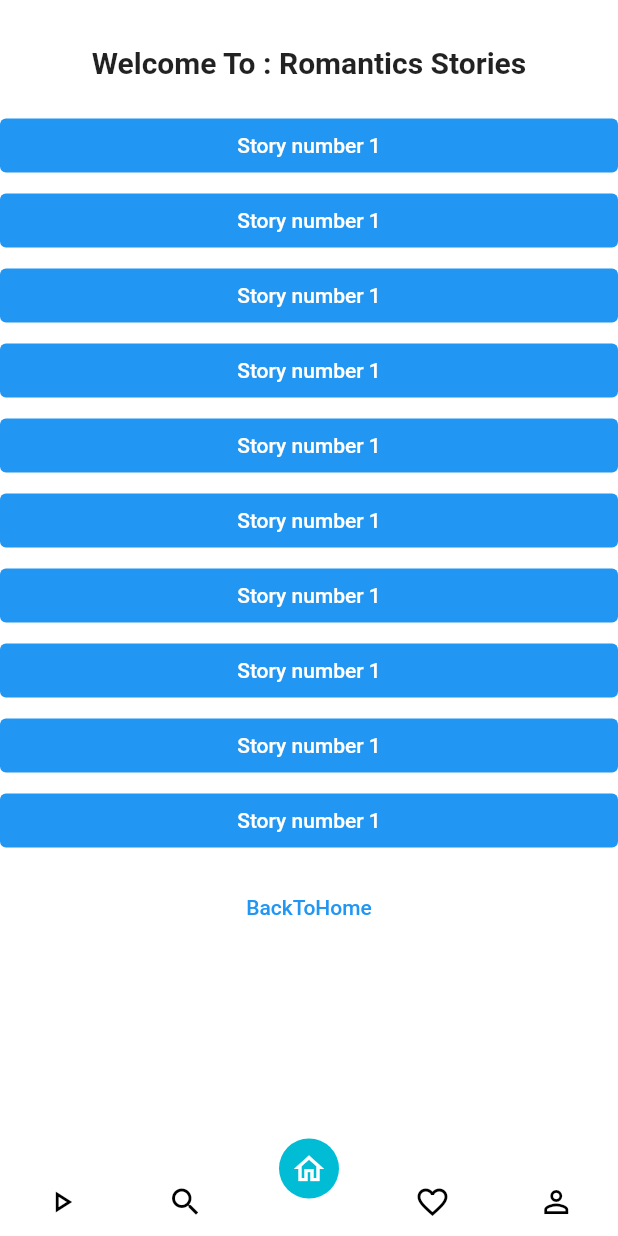
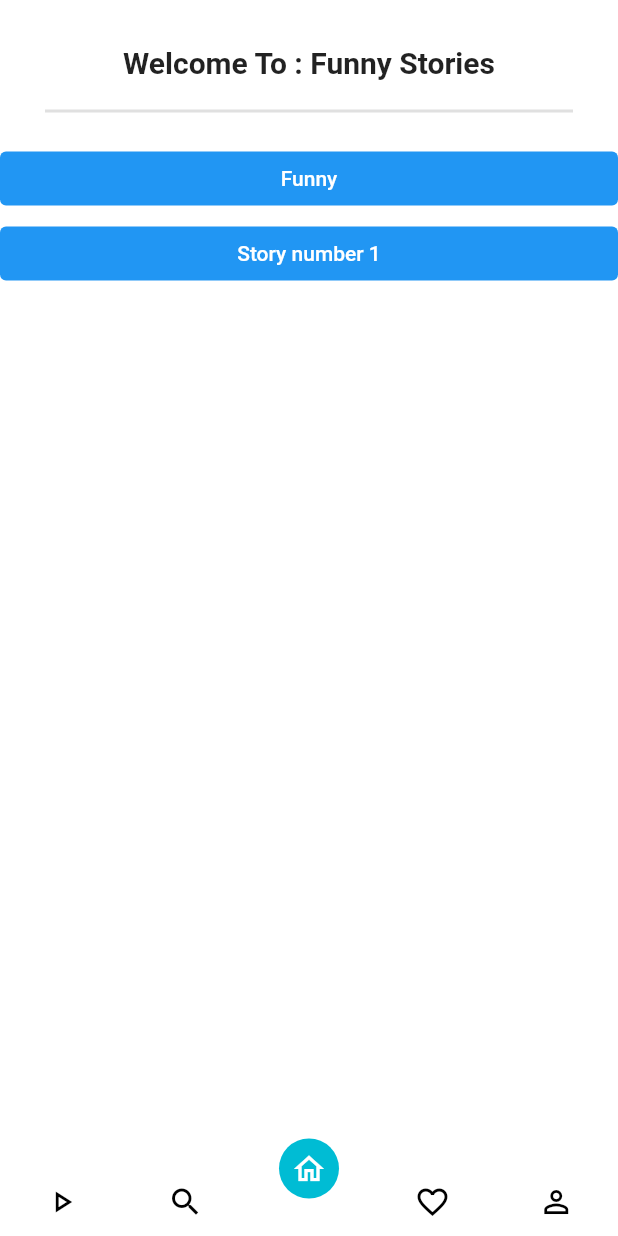
Before and after one commit to noorahmadazimi/StoryAppProjectSem8, a Flutter app: the screen it shows after launch, on a phone screen of 412 x 824 dp. Run offline on Flutter 3.47's test engine with Material 2 defaults, Android fonts, the phone set to English and light mode, and no system bars; drawn by our look-alikes of curved_navigation_bar.

Commit message:
step 13 working on Story page

```diff
--- a/lib/HomePageNavbar.dart
+++ b/lib/HomePageNavbar.dart
@@ -1,5 +1,7 @@
 import 'package:flutter/material.dart';
 import 'dart:math' as math;
+
+import 'aboutPage.dart';
 
 
 
@@ -39,7 +41,9 @@ class HomePageNavbar extends StatelessWidget {
               SizedBox(
                 width: size.width*0.01,
               ),
-              Text('NoorAhmad Azimi',style: TextStyle(fontWeight: FontWeight.w600, fontSize: 18),),
+              TextButton(onPressed: (){
+                Navigator.push(context, MaterialPageRoute(builder: (context)=>AboutPage()));
+              }, child: Text('NoorAhmad Azimi',style: TextStyle(fontWeight: FontWeight.w600, fontSize: 18),),)
 
             ],
           ),
--- a/lib/main.dart
+++ b/lib/main.dart
@@ -5,6 +5,7 @@ import 'package:storyapp/storyPage.dart';
 import 'HomePageCategories.dart';
 import 'HomePageNavbar.dart';
 import 'HomePageSlider.dart';
+import 'Story.dart';
 import 'aboutPage.dart';
 
 
@@ -18,6 +19,7 @@ class MyApp extends StatelessWidget {
   // This widget is the root of your application.
   @override
   Widget build(BuildContext context) {
+
     int selectIndex = 2;
     return MaterialApp(
        home: Scaffold(
@@ -29,8 +31,7 @@ class MyApp extends StatelessWidget {
               // HomePageNavbar(),
               // HomePageSlider(),
               // HomePageCategories(),
-              StoryPage(),
-              // AboutPage(),
+              StoryPage('Funny'),
             ],
           ),
         ),
--- a/lib/myModel/categoryStyle.dart
+++ b/lib/myModel/categoryStyle.dart
@@ -2,10 +2,13 @@ class categoryStyle{
   String imageUrl="";
   String name="";
   int time=0;
+  int num=0;
 
-  categoryStyle({imageUrl,name,time}){
+  categoryStyle({imageUrl,name,time,num}){
     this.imageUrl = imageUrl;
     this.name =name;
     this.time = time;
+    this.num=num;
+
   }
 }
--- a/lib/myStyle/data.dart
+++ b/lib/myStyle/data.dart
@@ -25,16 +25,19 @@ final _funnyCatStyle = categoryStyle(
   imageUrl:'images/fun.jpg',
   name : 'Funny',
   time : 5,
+  num:1,
 );
 final _horrorCatStyle = categoryStyle(
   imageUrl:'images/hor.jpg',
   name : 'Horrors',
   time : 3,
+  num:2,
 );
 final _romanticCatStyle = categoryStyle(
   imageUrl:'images/rom.jpg',
   name : 'Romantics',
   time : 1,
+  num:3,
 );
 
 final catStyle=[_funnyCatStyle,_horrorCatStyle,_romanticCatStyle];
--- a/lib/storyPage.dart
+++ b/lib/storyPage.dart
@@ -1,26 +1,48 @@
 import 'package:flutter/material.dart';
 
+import 'aboutPage.dart';
+
 class StoryPage extends StatelessWidget {
-  const StoryPage({Key? key}) : super(key: key);
+
+  String storyName ="";
+  String storyBody="";
+  StoryPage(String storyName,){
+    this.storyName=storyName;
+    this.storyBody=storyBody;
+  }
 
   @override
   Widget build(BuildContext context) {
-    return Column(
+    return   Column(
                  crossAxisAlignment: CrossAxisAlignment.stretch,
                  children: [
+
                    Center(
                      child: Container(
                        margin: EdgeInsets.only(top: 10 , bottom: 20),
-            child: Text('Welcome To : Romantics Stories',
+                       child: Text('Welcome To : '+storyName+' Stories',
                          style: TextStyle(
                            fontSize: 20,
                            fontWeight: FontWeight.bold,
                          ),),
                      ),
                    ),
+
+                   Container(
+                     width: 10,
+                     height: 2,
+                     color: Colors.black12,
+                     margin: EdgeInsets.only(bottom: 20 , left: 30 , right: 30),
+                   ),
+
+                   Column(
+                     crossAxisAlignment: CrossAxisAlignment.stretch,
+                     children: [
                        TextButton(
                            style: TextButton.styleFrom(backgroundColor: Colors.blue),
-            onPressed: (){}, child: Text('Story number 1' , style: TextStyle(
+                           onPressed: (){
+                             Navigator.push(context, MaterialPageRoute(builder: (context)=>AboutPage()));
+                           }, child: Text(storyName , style: TextStyle(
                          color: Colors.white,
                        ),)),
                        SizedBox(
@@ -28,82 +50,90 @@ class StoryPage extends StatelessWidget {
                        ),
                        TextButton(
                            style: TextButton.styleFrom(backgroundColor: Colors.blue),
-            onPressed: (){}, child: Text('Story number 1' , style: TextStyle(
+                           onPressed: (){
+                           }, child: Text('Story number 1' , style: TextStyle(
                          color: Colors.white,
                        ),)),
-        SizedBox(
-          height: 2,
+                     ],
                    ),
-        TextButton(
-            style: TextButton.styleFrom(backgroundColor: Colors.blue),
-            onPressed: (){}, child: Text('Story number 1' , style: TextStyle(
-          color: Colors.white,
-        ),)),
-        SizedBox(
-          height: 2,
-        ),
-        TextButton(
-            style: TextButton.styleFrom(backgroundColor: Colors.blue),
-            onPressed: (){}, child: Text('Story number 1' , style: TextStyle(
-          color: Colors.white,
-        ),)),
-        SizedBox(
-          height: 2,
-        ),
-        TextButton(
-            style: TextButton.styleFrom(backgroundColor: Colors.blue),
-            onPressed: (){}, child: Text('Story number 1' , style: TextStyle(
-          color: Colors.white,
-        ),)),
-        SizedBox(
-          height: 2,
-        ),
-        TextButton(
-            style: TextButton.styleFrom(backgroundColor: Colors.blue),
-            onPressed: (){}, child: Text('Story number 1' , style: TextStyle(
-          color: Colors.white,
-        ),)),
-        SizedBox(
-          height: 2,
-        ),
-        TextButton(
-            style: TextButton.styleFrom(backgroundColor: Colors.blue),
-            onPressed: (){}, child: Text('Story number 1' , style: TextStyle(
-          color: Colors.white,
-        ),)),
-        SizedBox(
-          height: 2,
-        ),
-        TextButton(
-            style: TextButton.styleFrom(backgroundColor: Colors.blue),
-            onPressed: (){}, child: Text('Story number 1' , style: TextStyle(
-          color: Colors.white,
-        ),)),
-        SizedBox(
-          height: 2,
-        ),
-        TextButton(
-            style: TextButton.styleFrom(backgroundColor: Colors.blue),
-            onPressed: (){}, child: Text('Story number 1' , style: TextStyle(
-          color: Colors.white,
-        ),)),
-        SizedBox(
-          height: 2,
-        ),
-        TextButton(
-            style: TextButton.styleFrom(backgroundColor: Colors.blue),
-            onPressed: (){}, child: Text('Story number 1' , style: TextStyle(
-          color: Colors.white,
-        ),)),
-        SizedBox(
-          height: 10,
-        ),
-        Container(
-          child: TextButton(
-            onPressed: (){},child: Text('BackToHome'),
-          ),
-        )
+
+
+
+
+
+
+                   // Expanded(
+                   //   child: TextButton(
+                   //       style: TextButton.styleFrom(backgroundColor: Colors.blue),
+                   //       onPressed: (){}, child: Text('Story number 1' , style: TextStyle(
+                   //     color: Colors.white,
+                   //   ),)),
+                   // ),
+                   //
+                   // Expanded(
+                   //   child: TextButton(
+                   //       style: TextButton.styleFrom(backgroundColor: Colors.blue),
+                   //       onPressed: (){}, child: Text('Story number 1' , style: TextStyle(
+                   //     color: Colors.white,
+                   //   ),)),
+                   // ),
+                   //
+                   // Expanded(
+                   //   child: TextButton(
+                   //       style: TextButton.styleFrom(backgroundColor: Colors.blue),
+                   //       onPressed: (){}, child: Text('Story number 1' , style: TextStyle(
+                   //     color: Colors.white,
+                   //   ),)),
+                   // ),
+                   //
+                   // Expanded(
+                   //   child: TextButton(
+                   //       style: TextButton.styleFrom(backgroundColor: Colors.blue),
+                   //       onPressed: (){}, child: Text('Story number 1' , style: TextStyle(
+                   //     color: Colors.white,
+                   //   ),)),
+                   // ),
+                   //
+                   // Expanded(
+                   //   child: TextButton(
+                   //       style: TextButton.styleFrom(backgroundColor: Colors.blue),
+                   //       onPressed: (){}, child: Text('Story number 1' , style: TextStyle(
+                   //     color: Colors.white,
+                   //   ),)),
+                   // ),
+                   //
+                   // Expanded(
+                   //   child: TextButton(
+                   //       style: TextButton.styleFrom(backgroundColor: Colors.blue),
+                   //       onPressed: (){}, child: Text('Story number 1' , style: TextStyle(
+                   //     color: Colors.white,
+                   //   ),)),
+                   // ),
+                   //
+                   // Expanded(
+                   //   child: TextButton(
+                   //       style: TextButton.styleFrom(backgroundColor: Colors.blue),
+                   //       onPressed: (){}, child: Text('Story number 1' , style: TextStyle(
+                   //     color: Colors.white,
+                   //   ),)),
+                   // ),
+                   //
+                   // Expanded(
+                   //   child: TextButton(
+                   //       style: TextButton.styleFrom(backgroundColor: Colors.blue),
+                   //       onPressed: (){}, child: Text('Story number 1' , style: TextStyle(
+                   //     color: Colors.white,
+                   //   ),)),
+                   // ),
+
+                   // Container(
+                   //   child: TextButton(
+                   //     onPressed: (){},child: Text('BackToHome'),
+                   //   ),
+                   // ),
+
                  ],
+
     );
   }
 }
```
Also changed, not shown: lib/HomePageCategories.dart (+16 -1 lines), lib/Story.dart (added, +16 -0 lines), lib/aboutPage.dart (+29 -14 lines). Lines whose indentation alone changed are shown as unchanged.
